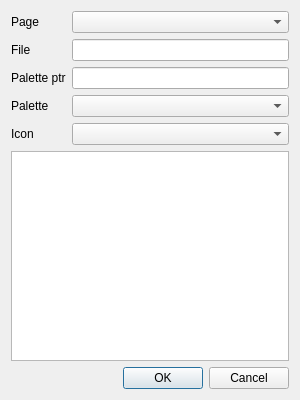
The window that dsvedit/icon_chooser.ui (LagoLunatic/DSVEdit) describes before a commit, drawn with Qt 5.
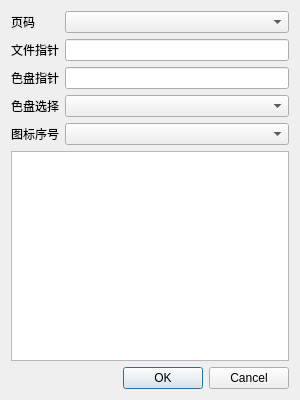
The same window after the commit.

```diff
--- a/dsvedit/icon_chooser.ui
+++ b/dsvedit/icon_chooser.ui
@@ -25,7 +25,7 @@
      <item row="0" column="0">
       <widget class="QLabel" name="label">
        <property name="text">
-        <string>Page</string>
+        <string>页码</string>
        </property>
       </widget>
      </item>
@@ -44,28 +44,28 @@
      <item row="1" column="0">
       <widget class="QLabel" name="label_2">
        <property name="text">
-        <string>File</string>
+        <string>文件指针</string>
        </property>
       </widget>
      </item>
      <item row="2" column="0">
       <widget class="QLabel" name="label_3">
        <property name="text">
-        <string>Palette ptr</string>
+        <string>色盘指针</string>
        </property>
       </widget>
      </item>
      <item row="3" column="0">
       <widget class="QLabel" name="label_4">
        <property name="text">
-        <string>Palette</string>
+        <string>色盘选择</string>
        </property>
       </widget>
      </item>
      <item row="4" column="0">
       <widget class="QLabel" name="label_5">
        <property name="text">
-        <string>Icon</string>
+        <string>图标序号</string>
        </property>
       </widget>
      </item>
```
Left out of the diff: 2 changed lines with no effect on the pictures.
